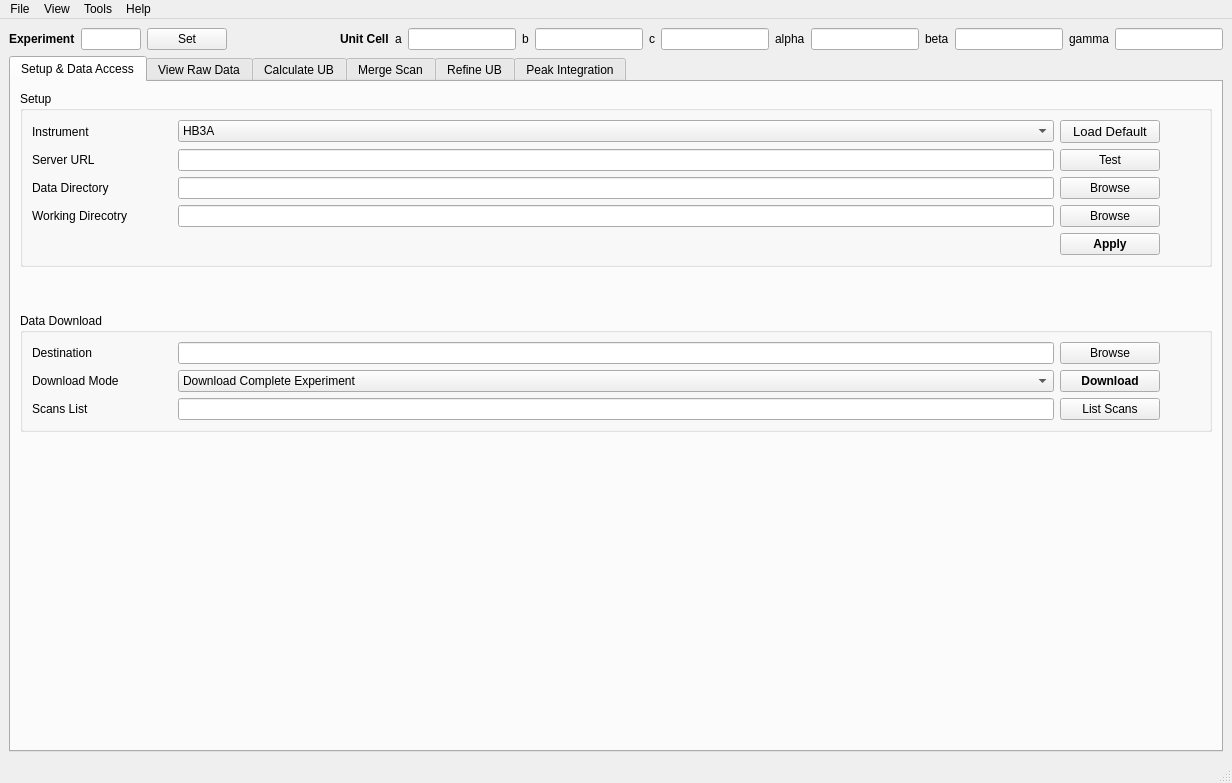
Old version of the form scripts/HFIR_4Circle_Reduction/MainWindow.ui in the repository mantidproject/mantid.
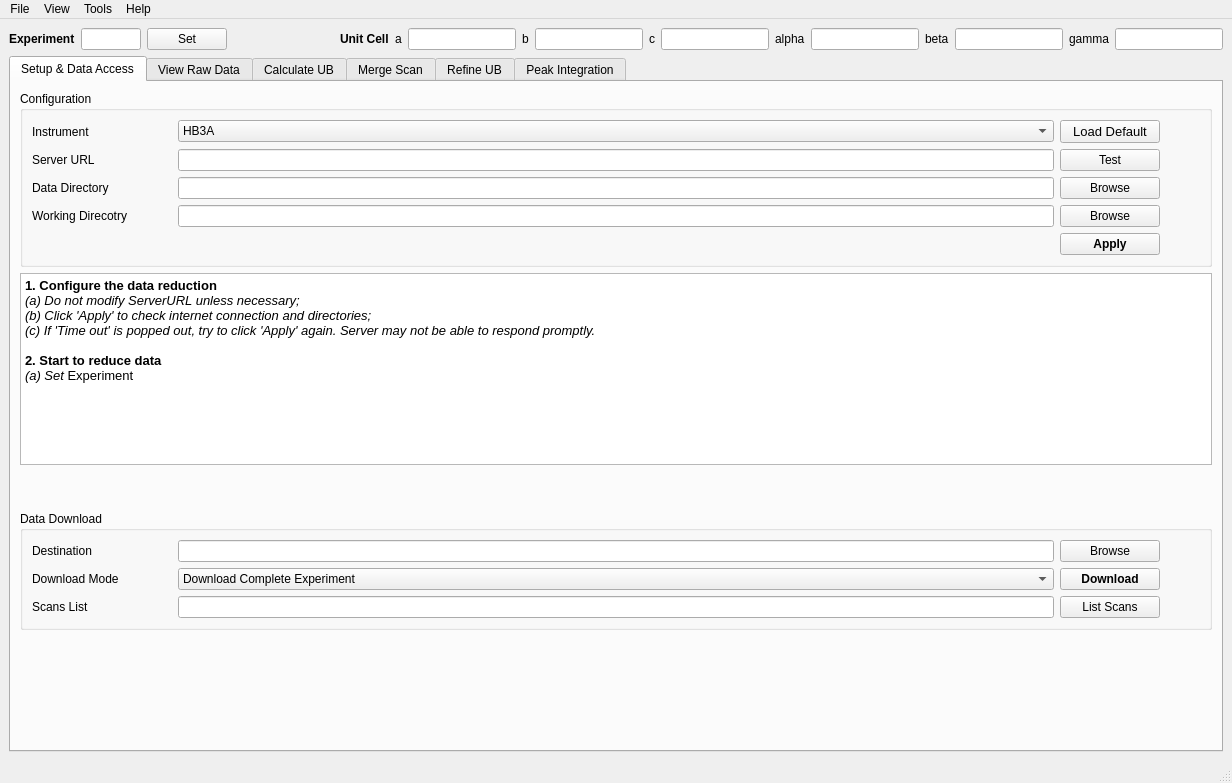
New version of the form. The open tabs and pages were chosen to show the change. Custom widgets are drawn as their Qt base class.

Commit message: Refs #12122. Added doc file and instruction on GUI.

```diff
--- a/scripts/HFIR_4Circle_Reduction/MainWindow.ui
+++ b/scripts/HFIR_4Circle_Reduction/MainWindow.ui
@@ -197,6 +197,35 @@
             <string>Setup &amp;&amp; Data Access</string>
            </attribute>
            <layout class="QGridLayout" name="gridLayout_5">
+            <item row="1" column="0">
+             <widget class="QTextEdit" name="textEdit">
+              <property name="enabled">
+               <bool>true</bool>
+              </property>
+              <property name="sizePolicy">
+               <sizepolicy hsizetype="Expanding" vsizetype="Preferred">
+                <horstretch>0</horstretch>
+                <verstretch>0</verstretch>
+               </sizepolicy>
+              </property>
+              <property name="readOnly">
+               <bool>true</bool>
+              </property>
+              <property name="html">
+               <string>&lt;!DOCTYPE HTML PUBLIC &quot;-//W3C//DTD HTML 4.0//EN&quot; &quot;http://www.w3.org/TR/REC-html40/strict.dtd&quot;&gt;
+&lt;html&gt;&lt;head&gt;&lt;meta name=&quot;qrichtext&quot; content=&quot;1&quot; /&gt;&lt;style type=&quot;text/css&quot;&gt;
+p, li { white-space: pre-wrap; }
+&lt;/style&gt;&lt;/head&gt;&lt;body style=&quot; font-family:'Ubuntu'; font-size:11pt; font-weight:400; font-style:normal;&quot;&gt;
+&lt;p style=&quot; margin-top:0px; margin-bottom:0px; margin-left:0px; margin-right:0px; -qt-block-indent:0; text-indent:0px;&quot;&gt;&lt;span style=&quot; font-size:10pt; font-weight:600;&quot;&gt;1. Configure the data reduction&lt;/span&gt;&lt;/p&gt;
+&lt;p style=&quot; margin-top:0px; margin-bottom:0px; margin-left:0px; margin-right:0px; -qt-block-indent:0; text-indent:0px;&quot;&gt;&lt;span style=&quot; font-size:10pt; font-style:italic;&quot;&gt;(a) Do not modify ServerURL unless necessary;&lt;/span&gt;&lt;/p&gt;
+&lt;p style=&quot; margin-top:0px; margin-bottom:0px; margin-left:0px; margin-right:0px; -qt-block-indent:0; text-indent:0px;&quot;&gt;&lt;span style=&quot; font-size:10pt; font-style:italic;&quot;&gt;(b) Click 'Apply' to check internet connection and directories;&lt;/span&gt;&lt;/p&gt;
+&lt;p style=&quot; margin-top:0px; margin-bottom:0px; margin-left:0px; margin-right:0px; -qt-block-indent:0; text-indent:0px;&quot;&gt;&lt;span style=&quot; font-size:10pt; font-style:italic;&quot;&gt;(c) If 'Time out' is popped out, try to click 'Apply' again. Server may not be able to respond promptly.&lt;/span&gt;&lt;/p&gt;
+&lt;p style=&quot;-qt-paragraph-type:empty; margin-top:0px; margin-bottom:0px; margin-left:0px; margin-right:0px; -qt-block-indent:0; text-indent:0px; font-size:10pt; font-style:italic;&quot;&gt;&lt;br /&gt;&lt;/p&gt;
+&lt;p style=&quot; margin-top:0px; margin-bottom:0px; margin-left:0px; margin-right:0px; -qt-block-indent:0; text-indent:0px;&quot;&gt;&lt;span style=&quot; font-size:10pt; font-weight:600;&quot;&gt;2. Start to reduce data&lt;/span&gt;&lt;/p&gt;
+&lt;p style=&quot; margin-top:0px; margin-bottom:0px; margin-left:0px; margin-right:0px; -qt-block-indent:0; text-indent:0px;&quot;&gt;&lt;span style=&quot; font-size:10pt; font-style:italic;&quot;&gt;(a) Set&lt;/span&gt;&lt;span style=&quot; font-size:10pt;&quot;&gt; Experiment&lt;/span&gt;&lt;/p&gt;&lt;/body&gt;&lt;/html&gt;</string>
+              </property>
+             </widget>
+            </item>
             <item row="6" column="0">
              <spacer name="verticalSpacer_2">
               <property name="orientation">
@@ -229,7 +258,7 @@
             <item row="0" column="0">
              <widget class="QGroupBox" name="groupBox">
               <property name="title">
-               <string>Setup</string>
+               <string>Configuration</string>
               </property>
               <layout class="QGridLayout" name="gridLayout_11">
                <item row="1" column="2">
```
Left out of the diff: 84 changed lines with no effect on the pictures. The commit also changes 1 other file.
